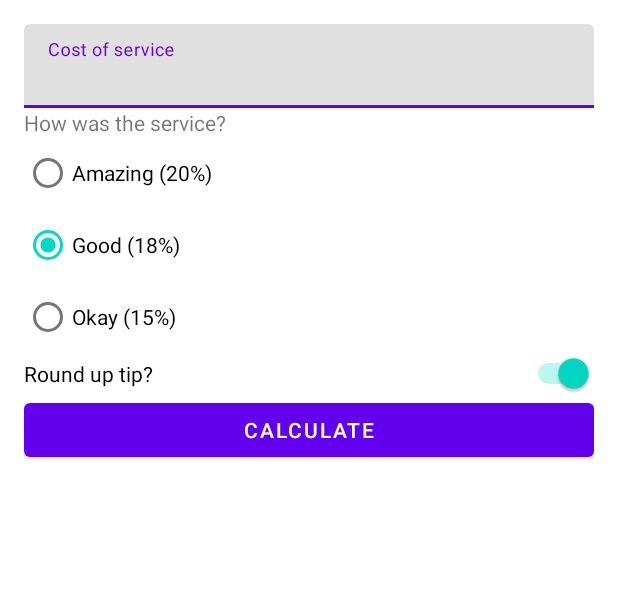
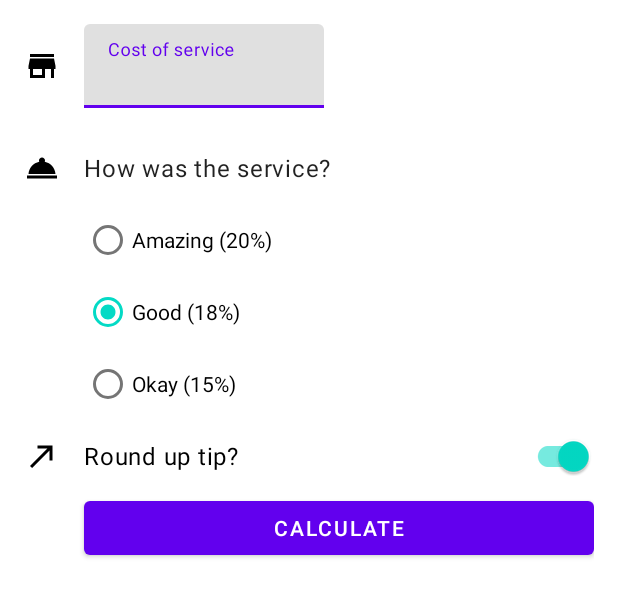
Before and after one commit to mohamedNeddam/TipCalculator, an Android app: the layout activity_main.xml on its own in the app's theme, with its tools: preview values and no code run, on a phone screen of 412 x 824 dp. Shown: the top 597 px of the screen. Run offline under Robolectric (Android 15) with nearby library versions, the phone set to English and light mode, and no system bars.

Commit message:
adding icons and custom styling

```diff
--- /dev/null
+++ b/app/src/main/res/drawable/ic_round_up.xml
@@ -0,0 +1,5 @@
+<vector android:height="24dp" android:tint="#000000"
+    android:viewportHeight="24" android:viewportWidth="24"
+    android:width="24dp" xmlns:android="http://schemas.android.com/apk/res/android">
+    <path android:fillColor="@android:color/white" android:pathData="M9,5v2h6.59L4,18.59 5.41,20 17,8.41V15h2V5z"/>
+</vector>
--- /dev/null
+++ b/app/src/main/res/drawable/ic_service.xml
@@ -0,0 +1,5 @@
+<vector android:height="24dp" android:tint="#000000"
+    android:viewportHeight="24" android:viewportWidth="24"
+    android:width="24dp" xmlns:android="http://schemas.android.com/apk/res/android">
+    <path android:fillColor="@android:color/white" android:pathData="M2,17h20v2L2,19zM13.84,7.79c0.1,-0.24 0.16,-0.51 0.16,-0.79 0,-1.1 -0.9,-2 -2,-2s-2,0.9 -2,2c0,0.28 0.06,0.55 0.16,0.79C6.25,8.6 3.27,11.93 3,16h18c-0.27,-4.07 -3.25,-7.4 -7.16,-8.21z"/>
+</vector>
--- /dev/null
+++ b/app/src/main/res/drawable/ic_store.xml
@@ -0,0 +1,5 @@
+<vector android:height="24dp" android:tint="#000000"
+    android:viewportHeight="24" android:viewportWidth="24"
+    android:width="24dp" xmlns:android="http://schemas.android.com/apk/res/android">
+    <path android:fillColor="@android:color/white" android:pathData="M20,4L4,4v2h16L20,4zM21,14v-2l-1,-5L4,7l-1,5v2h1v6h10v-6h4v6h2v-6h1zM12,18L6,18v-4h6v4z"/>
+</vector>
--- a/app/src/main/res/layout/activity_main.xml
+++ b/app/src/main/res/layout/activity_main.xml
@@ -7,38 +7,65 @@
     android:layout_height="match_parent"
     tools:context=".MainActivity">
 
+
+    <ImageView
+        android:id="@+id/icon_cost_of_service"
+        android:layout_width="wrap_content"
+        android:layout_height="wrap_content"
+        app:srcCompat="@drawable/ic_store"
+        app:layout_constraintStart_toStartOf="parent"
+        app:layout_constraintBottom_toBottomOf="@+id/cost_input_layout"
+        app:layout_constraintTop_toTopOf="@id/cost_input_layout"
+        />
+
     <com.google.android.material.textfield.TextInputLayout
-        android:id="@+id/cost_input"
-        android:layout_width="match_parent"
+        android:id="@+id/cost_input_layout"
+
+        android:layout_width="160dp"
         android:layout_height="wrap_content"
         app:layout_constraintTop_toTopOf="parent"
-        app:layout_constraintStart_toStartOf="parent"
+        app:layout_constraintStart_toEndOf="@id/icon_cost_of_service"
+        android:layout_marginStart="16dp"
         android:hint="@string/cost_input_text"
+
         >
+
+
         <com.google.android.material.textfield.TextInputEditText
+            android:id="@+id/cost_input"
             android:layout_width="match_parent"
             android:layout_height="wrap_content"
             android:inputType="numberDecimal"
             />
     </com.google.android.material.textfield.TextInputLayout>
 
+    <ImageView
+        android:id="@+id/icon_service_question"
+        android:layout_width="wrap_content"
+        android:layout_height="wrap_content"
+        app:srcCompat="@drawable/ic_service"
+        app:layout_constraintStart_toStartOf="parent"
+        app:layout_constraintTop_toTopOf="@id/service_question"
+        app:layout_constraintBottom_toBottomOf="@id/service_question"/>
 
 
     <TextView
-
         android:id="@+id/service_question"
-        android:layout_width="match_parent"
+        android:layout_width="wrap_content"
         android:layout_height="wrap_content"
         android:text="@string/service_question_text"
-        app:layout_constraintTop_toBottomOf="@+id/cost_input"
-        app:layout_constraintStart_toStartOf="parent"/>
+        style="@style/Widget.backToBasics.TextView"
+        android:layout_marginTop="16dp"
+        app:layout_constraintStart_toStartOf="@+id/cost_input_layout"
+        app:layout_constraintTop_toBottomOf="@id/cost_input_layout"
+        />
 
     <RadioGroup
         android:id="@+id/tips_radio_group"
-        android:layout_width="match_parent"
+        android:layout_width="wrap_content"
         android:layout_height="wrap_content"
         app:layout_constraintTop_toBottomOf="@+id/service_question"
-        app:layout_constraintStart_toStartOf="@+id/cost_input"
+        app:layout_constraintStart_toStartOf="@id/service_question"
         android:orientation="vertical"
         android:checkedButton="@id/option_eighteen_percent"
         >
@@ -62,13 +89,23 @@
 
     </RadioGroup>
 
-    <Switch
+
+    <ImageView
+        android:layout_width="wrap_content"
+        android:layout_height="wrap_content"
+        android:src="@drawable/ic_round_up"
+        app:layout_constraintStart_toStartOf="parent"
+        app:layout_constraintTop_toTopOf="@id/round_up_switch"
+        app:layout_constraintBottom_toBottomOf="@id/round_up_switch"/>
+
+    <com.google.android.material.switchmaterial.SwitchMaterial
         android:id="@+id/round_up_switch"
         android:layout_width="0dp"
         android:layout_height="wrap_content"
         android:text="@string/switch_text"
+        style="@style/Widget.backToBasics.CompoundButton.Switch"
         app:layout_constraintTop_toBottomOf="@+id/tips_radio_group"
-        app:layout_constraintStart_toStartOf="parent"
+        app:layout_constraintStart_toStartOf="@id/cost_input_layout"
         app:layout_constraintEnd_toEndOf="parent"
         android:checked="true"
         />
@@ -78,7 +115,7 @@
         android:layout_width="0dp"
         android:layout_height="wrap_content"
         android:text="Calculate"
-        app:layout_constraintStart_toStartOf="parent"
+        app:layout_constraintStart_toStartOf="@id/cost_input_layout"
         app:layout_constraintEnd_toEndOf="parent"
         app:layout_constraintTop_toBottomOf="@id/round_up_switch"/>
 
--- /dev/null
+++ b/app/src/main/res/values/styles.xml
@@ -0,0 +1,14 @@
+<?xml version="1.0" encoding="utf-8"?>
+<resources>
+    <style name="Widget.backToBasics.TextView" parent="Widget.MaterialComponents.TextView" >
+        <item name="android:minHeight">48dp</item>
+        <item name="android:gravity">center_vertical</item>
+        <item name="android:textAppearance">?attr/textAppearanceBody1</item>
+    </style>
+
+    <style name="Widget.backToBasics.CompoundButton.Switch" parent="Widget.MaterialComponents.CompoundButton.Switch">
+        <item name="android:minHeight">48dp</item>
+        <item name="android:gravity">center_vertical</item>
+        <item name="android:textAppearance">?attr/textAppearanceBody1</item>
+    </style>
+</resources>
```
